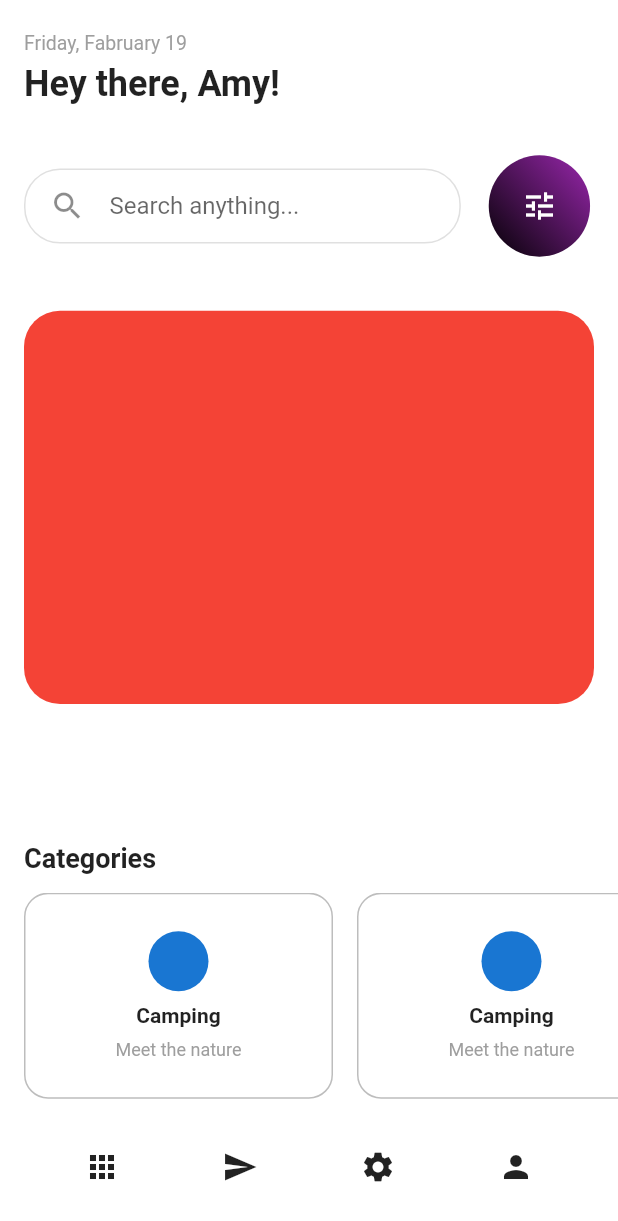
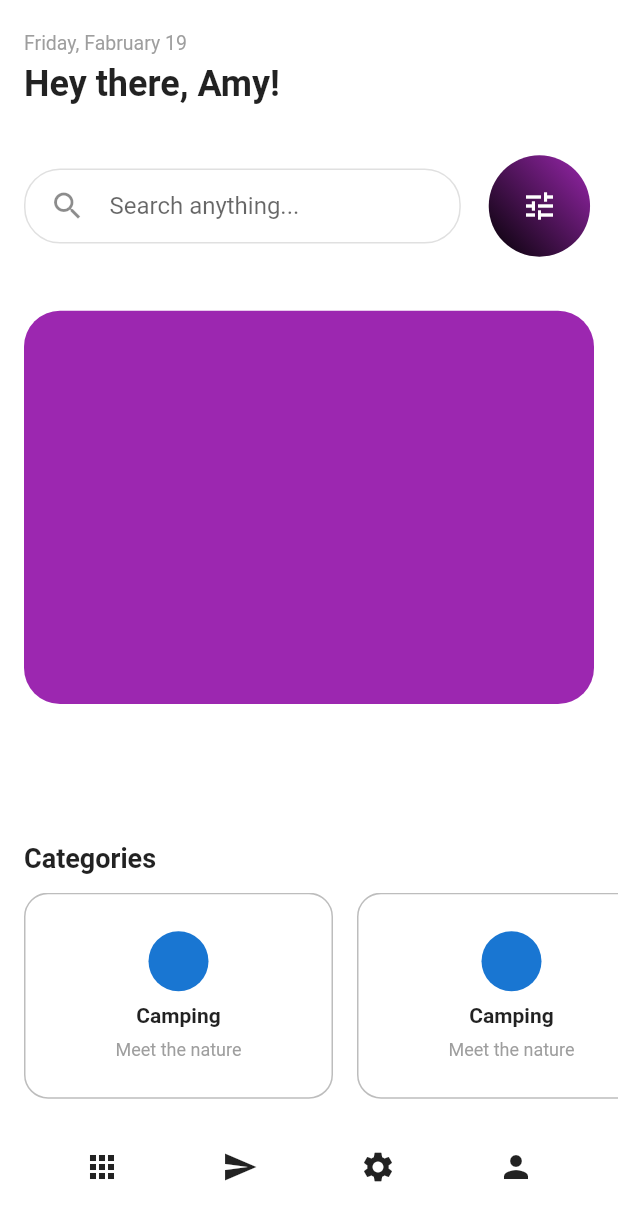
Before and after one commit to JAICHANGPARK/flutter_notebook_11th_story, a Flutter app: the screen it shows after launch, on a phone screen of 412 x 824 dp. Shown: the top 1221 px of the screen. Run offline on Flutter 3.47's test engine with Material 2 defaults, Android fonts, the phone set to English and light mode, and no system bars; our stand-ins replace backdrop, badges, flutter_inner_drawer, flutter_slidable, flutter_swiper, google_fonts.

Commit message:
Update experience_home_page.dart

```diff
--- a/lib/ep718_experience_app/experience_home_page.dart
+++ b/lib/ep718_experience_app/experience_home_page.dart
@@ -86,11 +86,9 @@ class _ExperienceHomePageState extends State<ExperienceHomePage> {
                           top: 8,
                           bottom: 64,
                           child: Container(
-                        decoration: BoxDecoration(
-                          color: Colors.red,
-                          borderRadius: BorderRadius.circular(24)
-                        ),
-                      ))
+                            decoration: BoxDecoration(color: Colors.purple,
+                                borderRadius: BorderRadius.circular(24)),
+                          ))
                     ],
                   ),
                 )),
```
